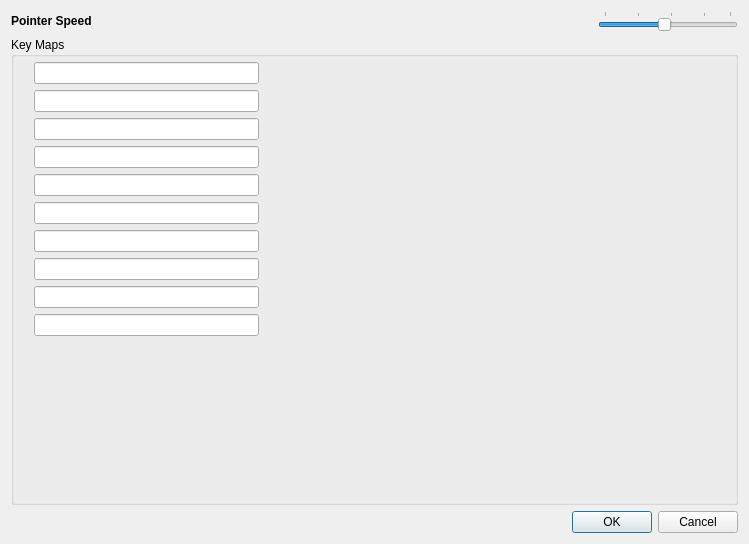
First picture: the form in src/preferences.ui, repository kitswas/VirtualGamePad-PC, before the edit.
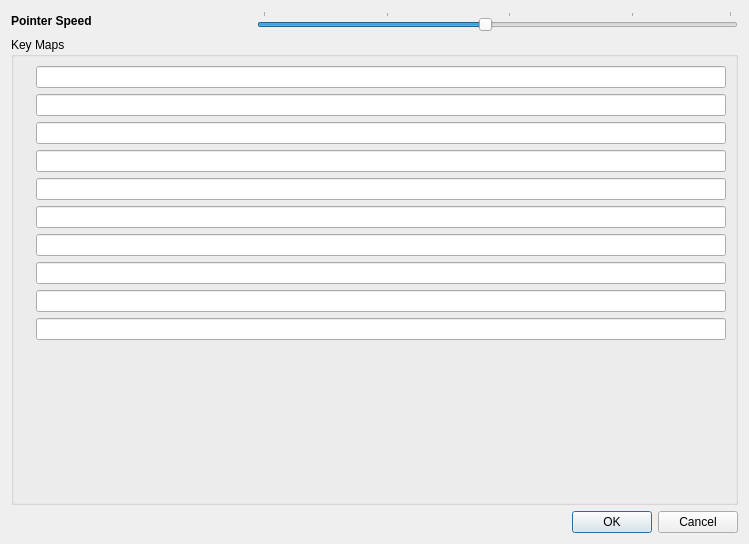
Second picture: the form after the edit. Icons and pictures are not drawn.

```diff
--- a/src/preferences.ui
+++ b/src/preferences.ui
@@ -18,11 +18,11 @@
     <layout class="QHBoxLayout" name="horizontalLayout">
      <item>
       <widget class="QLabel" name="Pointer">
-       <property name="maximumSize">
-        <size>
-         <width>16777215</width>
-         <height>16777215</height>
-        </size>
+       <property name="sizePolicy">
+        <sizepolicy hsizetype="Preferred" vsizetype="Preferred">
+         <horstretch>1</horstretch>
+         <verstretch>0</verstretch>
+        </sizepolicy>
        </property>
        <property name="font">
         <font>
@@ -32,24 +32,15 @@
        <property name="text">
         <string>Pointer Speed</string>
        </property>
-       <property name="margin">
-        <number>10</number>
-       </property>
       </widget>
      </item>
      <item>
       <widget class="QSlider" name="horizontalSlider">
-       <property name="minimumSize">
-        <size>
-         <width>140</width>
-         <height>0</height>
-        </size>
-       </property>
-       <property name="maximumSize">
-        <size>
-         <width>140</width>
-         <height>16777215</height>
-        </size>
+       <property name="sizePolicy">
+        <sizepolicy hsizetype="MinimumExpanding" vsizetype="Preferred">
+         <horstretch>2</horstretch>
+         <verstretch>0</verstretch>
+        </sizepolicy>
        </property>
        <property name="minimum">
         <number>1</number>
@@ -84,15 +75,6 @@
      <property name="title">
       <string>Key Maps</string>
      </property>
-     <widget class="QWidget" name="layoutWidget">
-      <property name="geometry">
-       <rect>
-        <x>10</x>
-        <y>25</y>
-        <width>238</width>
-        <height>356</height>
-       </rect>
-      </property>
       <layout class="QFormLayout" name="formLayout">
        <item row="0" column="0">
         <widget class="QLabel" name="xbutton">
@@ -345,7 +327,6 @@
         </widget>
        </item>
       </layout>
-     </widget>
     </widget>
    </item>
    <item>
```
Lines whose indentation alone changed are shown as unchanged.
